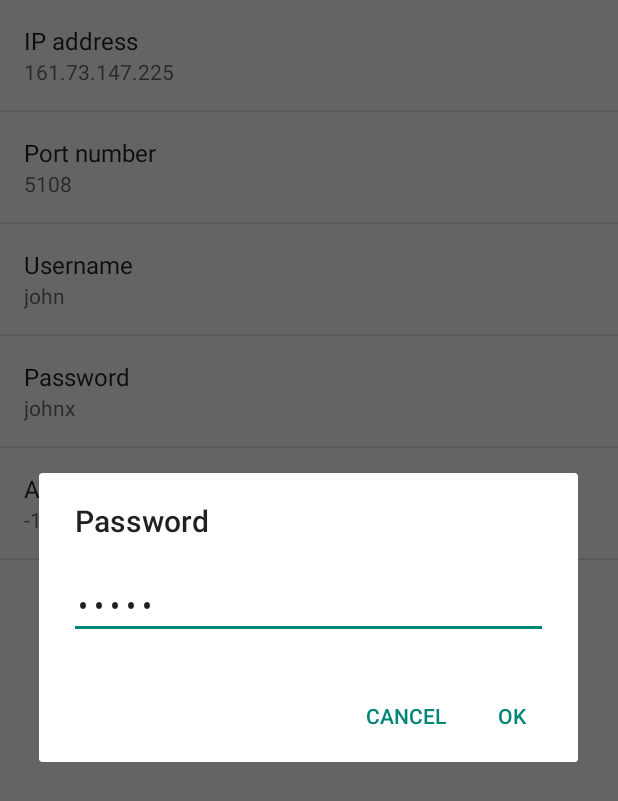
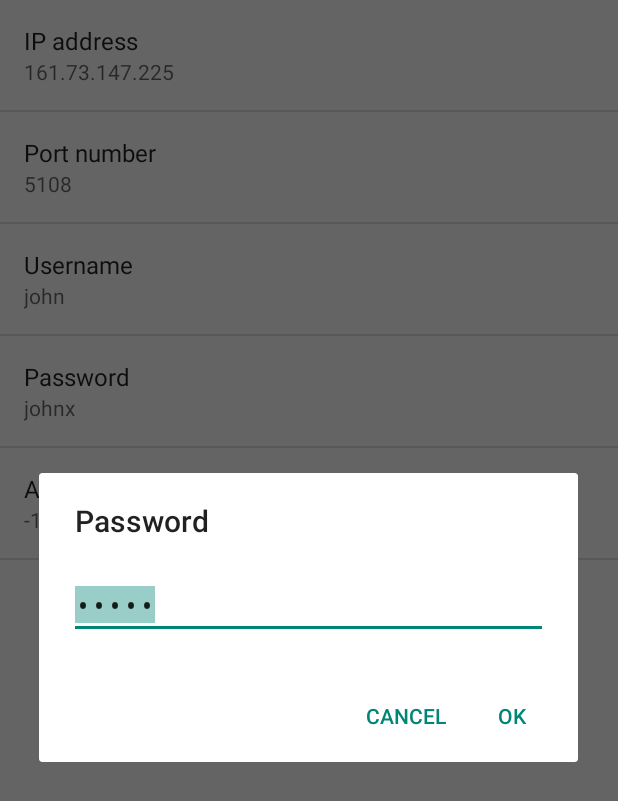
Before and after one commit to hanshenrik/dbank-client, an Android app: the SettingsActivity screen opened directly, with no data from a screen before it, after a tap on "Password", on a phone screen of 412 x 824 dp. Shown: the top 801 px of the screen. Run offline under Robolectric (Android 15) with nearby library versions, the phone set to English and light mode, and no system bars.

```diff
--- a/app/src/main/res/xml/pref_general.xml
+++ b/app/src/main/res/xml/pref_general.xml
@@ -22,12 +22,14 @@
         android:key="@string/pref_key_username"
         android:title="@string/pref_title_username"
         android:defaultValue="@string/pref_default_username"
+        android:selectAllOnFocus="true"
         android:inputType="text" />
 
     <EditTextPreference
         android:key="@string/pref_key_password"
         android:title="@string/pref_title_password"
         android:defaultValue="@string/pref_default_password"
+        android:selectAllOnFocus="true"
         android:inputType="textPassword" />
 
     <!-- TODO: possible to add account numbers -->
```
